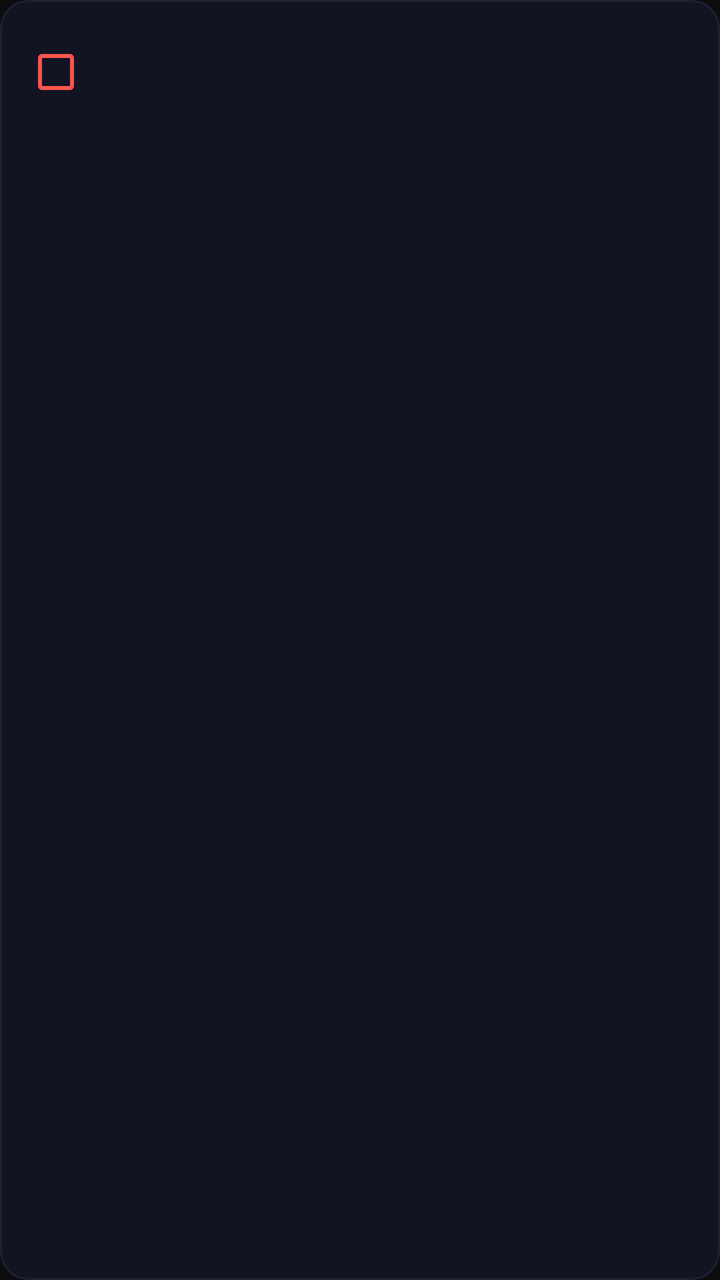
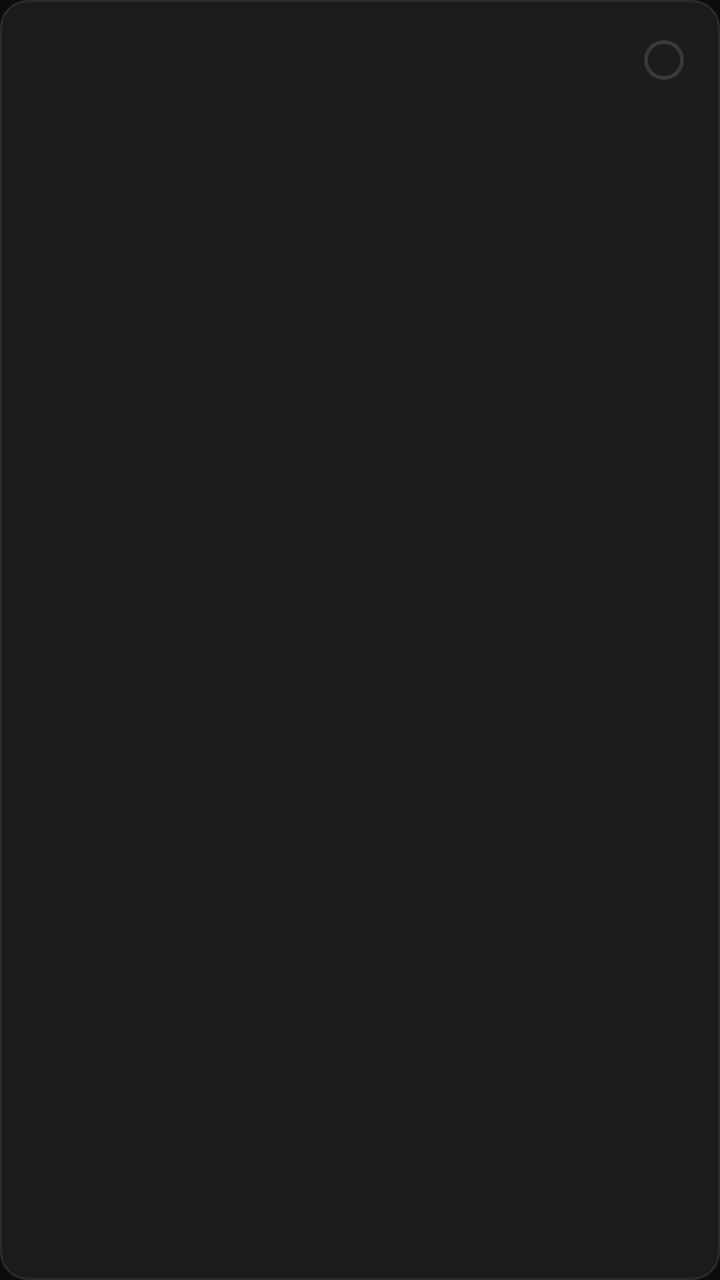

An Android layout rendered at two revisions. The XML below is the earlier revision; the diff shows what the commit changed to produce the second picture.
<!-- AndroidManifest.xml: application theme Theme.FocusKiosk -->
<!-- res/layout/item_app_select.xml -->
<?xml version="1.0" encoding="utf-8"?>
<com.google.android.material.card.MaterialCardView
    xmlns:android="http://schemas.android.com/apk/res/android"
    xmlns:app="http://schemas.android.com/apk/res-auto"
    android:layout_width="match_parent"
    android:layout_height="wrap_content"
    android:layout_marginStart="4dp"
    android:layout_marginEnd="4dp"
    android:layout_marginTop="4dp"
    android:layout_marginBottom="4dp"
    android:clickable="true"
    android:focusable="true"
    android:foreground="?attr/selectableItemBackground"
    app:cardCornerRadius="14dp"
    app:cardElevation="0dp"
    app:strokeWidth="1dp"
    app:strokeColor="#1F2133"
    app:cardBackgroundColor="#131422">

    <LinearLayout
        android:layout_width="match_parent"
        android:layout_height="wrap_content"
        android:orientation="horizontal"
        android:gravity="center_vertical"
        android:padding="12dp">

        <CheckBox
            android:id="@+id/cbSelected"
            android:layout_width="wrap_content"
            android:layout_height="wrap_content"
            android:layout_marginEnd="12dp"
            android:buttonTint="#FF5252" />

        <ImageView
            android:id="@+id/ivIcon"
            android:layout_width="42dp"
            android:layout_height="42dp"
            android:scaleType="fitCenter"
            android:layout_marginEnd="14dp"
            android:contentDescription="App Icon" />

        <LinearLayout
            android:layout_width="0dp"
            android:layout_height="wrap_content"
            android:layout_weight="1"
            android:orientation="vertical">

            <TextView
                android:id="@+id/tvName"
                android:layout_width="wrap_content"
                android:layout_height="wrap_content"
                android:textColor="#FFFFFF"
                android:textSize="14sp"
                android:fontFamily="sans-serif-medium"
                android:textStyle="bold" />

            <TextView
                android:id="@+id/tvPackage"
                android:layout_width="wrap_content"
                android:layout_height="wrap_content"
                android:layout_marginTop="1dp"
                android:textColor="#7A7E9D"
                android:textSize="11sp"
                android:fontFamily="monospace" />
        </LinearLayout>

    </LinearLayout>

</com.google.android.material.card.MaterialCardView>
<!-- resources referenced by this layout -->
<resources>
  <style name="Theme.FocusKiosk" parent="Theme.MaterialComponents.DayNight.NoActionBar">
          <item name="colorPrimary">#1A1A2E</item>
          <item name="colorPrimaryVariant">#16213E</item>
          <item name="colorOnPrimary">#FFFFFF</item>
          <item name="colorSecondary">#0F3460</item>
          <item name="colorOnSecondary">#FFFFFF</item>
          <item name="android:windowBackground">#0D0D0D</item>
          <item name="android:statusBarColor">#1A1A2E</item>
          <item name="android:navigationBarColor">#1A1A2E</item>
      </style>
</resources>

<!-- the commit's change to res/layout/item_app_select.xml (unified diff, before → after) -->
@@ -4,37 +4,33 @@
     xmlns:app="http://schemas.android.com/apk/res-auto"
     android:layout_width="match_parent"
     android:layout_height="wrap_content"
-    android:layout_marginStart="4dp"
-    android:layout_marginEnd="4dp"
-    android:layout_marginTop="4dp"
-    android:layout_marginBottom="4dp"
+    android:layout_marginStart="16dp"
+    android:layout_marginEnd="16dp"
+    android:layout_marginTop="3dp"
+    android:layout_marginBottom="3dp"
     android:clickable="true"
     android:focusable="true"
     android:foreground="?attr/selectableItemBackground"
     app:cardCornerRadius="14dp"
     app:cardElevation="0dp"
     app:strokeWidth="1dp"
-    app:strokeColor="#1F2133"
-    app:cardBackgroundColor="#131422">
+    app:strokeColor="#2C2C2E"
+    app:cardBackgroundColor="#1C1C1E">
 
     <LinearLayout
         android:layout_width="match_parent"
         android:layout_height="wrap_content"
         android:orientation="horizontal"
         android:gravity="center_vertical"
-        android:padding="12dp">
-
-        <CheckBox
-            android:id="@+id/cbSelected"
-            android:layout_width="wrap_content"
-            android:layout_height="wrap_content"
-            android:layout_marginEnd="12dp"
-            android:buttonTint="#FF5252" />
+        android:paddingStart="14dp"
+        android:paddingEnd="14dp"
+        android:paddingTop="10dp"
+        android:paddingBottom="10dp">
 
         <ImageView
             android:id="@+id/ivIcon"
-            android:layout_width="42dp"
-            android:layout_height="42dp"
+            android:layout_width="40dp"
+            android:layout_height="40dp"
             android:scaleType="fitCenter"
             android:layout_marginEnd="14dp"
             android:contentDescription="App Icon" />
@@ -50,7 +46,7 @@
                 android:layout_width="wrap_content"
                 android:layout_height="wrap_content"
                 android:textColor="#FFFFFF"
-                android:textSize="14sp"
+                android:textSize="15sp"
                 android:fontFamily="sans-serif-medium"
                 android:textStyle="bold" />
 
@@ -58,11 +54,19 @@
                 android:id="@+id/tvPackage"
                 android:layout_width="wrap_content"
                 android:layout_height="wrap_content"
-                android:layout_marginTop="1dp"
-                android:textColor="#7A7E9D"
-                android:textSize="11sp"
-                android:fontFamily="monospace" />
+                android:layout_marginTop="2dp"
+                android:textColor="#8E8E93"
+                android:textSize="12sp"
+                android:fontFamily="sans-serif" />
         </LinearLayout>
+
+        <CheckBox
+            android:id="@+id/cbSelected"
+            android:layout_width="26dp"
+            android:layout_height="26dp"
+            android:layout_marginStart="8dp"
+            android:button="@drawable/sl_ios_checkbox"
+            android:buttonTint="@null" />
 
     </LinearLayout>
 
<!-- resource entries referenced after the edit -->
@@ -1,5 +1,11 @@
 <!-- resources referenced by this layout -->
 <resources>
+  <!-- drawable sl_ios_checkbox (drawable) -->
+  <?xml version="1.0" encoding="utf-8"?>
+  <selector xmlns:android="http://schemas.android.com/apk/res/android">
+      <item android:state_checked="true" android:drawable="@drawable/ic_ios_check_circle" />
+      <item android:drawable="@drawable/ic_ios_circle_outline" />
+  </selector>
   <style name="Theme.FocusKiosk" parent="Theme.MaterialComponents.DayNight.NoActionBar">
           <item name="colorPrimary">#1A1A2E</item>
           <item name="colorPrimaryVariant">#16213E</item>
@@ -10,5 +16,30 @@
           <item name="android:statusBarColor">#1A1A2E</item>
           <item name="android:navigationBarColor">#1A1A2E</item>
       </style>
+  <!-- drawable ic_ios_check_circle (drawable) -->
+  <vector xmlns:android="http://schemas.android.com/apk/res/android"
+      android:width="24dp"
+      android:height="24dp"
+      android:viewportWidth="24"
+      android:viewportHeight="24">
+      <path
+          android:fillColor="#007AFF"
+          android:pathData="M12,2C6.48,2 2,6.48 2,12s4.48,10 10,10 10,-4.48 10,-10S17.52,2 12,2z"/>
+      <path
+          android:fillColor="#FFFFFF"
+          android:pathData="M10,16.2l-3.5,-3.5 1.4,-1.4 2.1,2.1 5.6,-5.6 1.4,1.4z"/>
+  </vector>
+  <!-- drawable ic_ios_circle_outline (drawable) -->
+  <vector xmlns:android="http://schemas.android.com/apk/res/android"
+      android:width="24dp"
+      android:height="24dp"
+      android:viewportWidth="24"
+      android:viewportHeight="24">
+      <path
+          android:fillColor="#00000000"
+          android:strokeColor="#3A3A3C"
+          android:strokeWidth="1.8"
+          android:pathData="M12,3 A9,9 0 1,0 12,21 A9,9 0 1,0 12,3 Z"/>
+  </vector>
 </resources>
 
